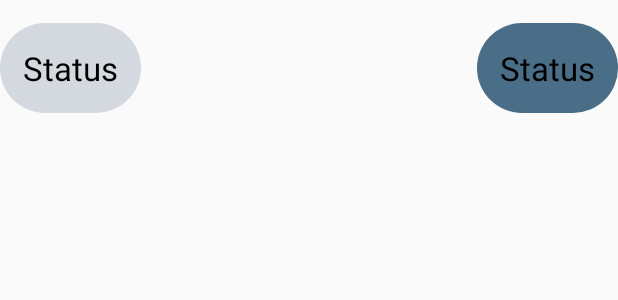
After one commit to itssvkv/Whisper-ChatApp, an Android app: the layout chat_message_recycler.xml on its own in the app's theme, with its tools: preview values and no code run, on a phone screen of 412 x 824 dp. The commit adds this screen. Shown: the top 300 px of the screen. Run offline under Robolectric (Android 15) with nearby library versions, the light colour scheme and no system bars.

Commit message:
some features

```diff
--- a/app/build.gradle.kts
+++ b/app/build.gradle.kts
@@ -72,7 +72,8 @@ dependencies {
     implementation("com.google.dagger:hilt-android:2.48")
     kapt("com.google.dagger:hilt-compiler:2.44")
     implementation("androidx.hilt:hilt-navigation-fragment:1.1.0")
-    kapt("org.jetbrains.kotlinx:kotlinx-metadata-jvm:0.5.0")
+//    kapt ("org.jetbrains.kotlinx:kotlinx-metadata-jvm:0.5.0")
+
 
     //viewModel
     val lifecycle_version = "2.6.2"
--- a/app/src/main/java/com/itssvkv/chatapp/data/local/repository/FirebaseRepository.kt
+++ b/app/src/main/java/com/itssvkv/chatapp/data/local/repository/FirebaseRepository.kt
@@ -1,6 +1,7 @@
 package com.itssvkv.chatapp.data.local.repository
 
 import com.google.android.gms.tasks.Task
+import com.google.firebase.firestore.CollectionReference
 import com.google.firebase.firestore.DocumentReference
 import com.google.firebase.firestore.QuerySnapshot
 
@@ -8,5 +9,10 @@ interface FirebaseRepository {
     suspend fun currentUserId(): String?
     suspend fun currentUserDetails(): DocumentReference
     suspend fun getAllUsersCollectionRef(searchText: String): Task<QuerySnapshot>
+    suspend fun getChatRoomReference(chatRoomId: String): DocumentReference
+
+    suspend fun getChatRoomId(firstUserId: String, secondUserId: String): String
+    suspend fun getChatRoomMessageReference(chatRoomId: String): CollectionReference
+    suspend fun getAllMessageOfTwoUsers(chatRoomId: String):Task<QuerySnapshot>
 
 }
--- a/app/src/main/java/com/itssvkv/chatapp/models/UserDataInfo.kt
+++ b/app/src/main/java/com/itssvkv/chatapp/models/UserDataInfo.kt
@@ -1,6 +1,7 @@
 package com.itssvkv.chatapp.models
 
 import com.google.firebase.Timestamp
+import java.io.Serializable
 
 data class UserDataInfo(
     val name: String = "",
@@ -9,4 +10,4 @@ data class UserDataInfo(
     val timestamp: Timestamp? = null,
     val profilePhoto: String? = "",
     val userId: String = ""
-)
+) : Serializable
--- /dev/null
+++ b/app/src/main/res/drawable/recived_message_shape.xml
@@ -0,0 +1,6 @@
+<?xml version="1.0" encoding="utf-8"?>
+<shape xmlns:android="http://schemas.android.com/apk/res/android">
+
+    <solid android:color="@color/baseColor"/>
+    <corners android:radius="80dp"/>
+</shape>
--- /dev/null
+++ b/app/src/main/res/drawable/sent_message_shape.xml
@@ -0,0 +1,6 @@
+<?xml version="1.0" encoding="utf-8"?>
+<shape xmlns:android="http://schemas.android.com/apk/res/android">
+
+    <solid android:color="@color/onBoardingBtnColor"/>
+    <corners android:radius="80dp"/>
+</shape>
--- /dev/null
+++ b/app/src/main/res/layout/chat_message_recycler.xml
@@ -0,0 +1,40 @@
+<?xml version="1.0" encoding="utf-8"?>
+<androidx.constraintlayout.widget.ConstraintLayout xmlns:android="http://schemas.android.com/apk/res/android"
+    xmlns:app="http://schemas.android.com/apk/res-auto"
+    android:layout_width="match_parent"
+    android:layout_height="wrap_content"
+    xmlns:tools="http://schemas.android.com/tools">
+
+    <TextView
+        android:id="@+id/rightMessage"
+        android:layout_width="wrap_content"
+        android:layout_height="wrap_content"
+        android:layout_marginVertical="15dp"
+        android:background="@drawable/recived_message_shape"
+        android:padding="15dp"
+        android:textColor="@color/black"
+        android:textSize="22sp"
+        app:layout_constraintBottom_toBottomOf="parent"
+        app:layout_constraintEnd_toEndOf="parent"
+        app:layout_constraintHorizontal_bias="0.0"
+        app:layout_constraintStart_toStartOf="parent"
+        app:layout_constraintTop_toTopOf="parent"
+        tools:text="@string/status" />
+
+    <TextView
+        android:id="@+id/leftMessage"
+        android:layout_width="wrap_content"
+        android:layout_height="wrap_content"
+        android:layout_marginVertical="15dp"
+        android:background="@drawable/sent_message_shape"
+        android:padding="15dp"
+        android:textColor="@color/black"
+        android:textSize="22sp"
+        app:layout_constraintBottom_toBottomOf="parent"
+        app:layout_constraintEnd_toEndOf="parent"
+        app:layout_constraintHorizontal_bias="1.0"
+        app:layout_constraintStart_toStartOf="parent"
+        app:layout_constraintTop_toTopOf="parent"
+        tools:text="@string/status" />
+
+</androidx.constraintlayout.widget.ConstraintLayout>
--- a/app/src/main/res/values/themes.xml
+++ b/app/src/main/res/values/themes.xml
@@ -16,6 +16,10 @@
     <style name="circleImg">
         <item name="cornerFamily">rounded</item>
         <item name="cornerSize">35dp</item>
+    </style>
+    <style name="userProfileImg">
+        <item name="cornerFamily">rounded</item>
+        <item name="cornerSize">20dp</item>
     </style>
 
     <style name="AppTheme.NoActionBar" parent="Theme.AppCompat.Light.DarkActionBar">
--- a/build.gradle.kts
+++ b/build.gradle.kts
@@ -1,6 +1,8 @@
 buildscript {
     dependencies {
         classpath("com.google.gms:google-services:4.4.0")
+
+
     }
 }
 // Top-level build file where you can add configuration options common to all sub-projects/modules.
```
Also changed, not shown: app/src/main/java/com/itssvkv/chatapp/bottomsheets/CreateUserBottomSheet.kt (+5 -3 lines), app/src/main/java/com/itssvkv/chatapp/data/local/repository/FirebaseRepositoryImpl.kt (+38 -1 lines), app/src/main/java/com/itssvkv/chatapp/models/ChatMessage.kt (added, +9 -0 lines), app/src/main/java/com/itssvkv/chatapp/models/ChatRoom.kt (added, +10 -0 lines), app/src/main/java/com/itssvkv/chatapp/ui/home/adapters/BaseChatsAdapter.kt (+8 -7 lines), app/src/main/java/com/itssvkv/chatapp/ui/home/adapters/ChatAdapter.kt (added, +37 -0 lines), app/src/main/java/com/itssvkv/chatapp/ui/home/adapters/ChatMessageAdapter.kt (added, +49 -0 lines), app/src/main/java/com/itssvkv/chatapp/ui/home/chats/ChatsFragment.kt (+16 -6 lines), app/src/main/java/com/itssvkv/chatapp/ui/roomchat/RoomChatFragment.kt (+98 -3 lines), app/src/main/java/com/itssvkv/chatapp/ui/roomchat/RoomChatViewModel.kt (added, +103 -0 lines), app/src/main/res/layout/fragment_room_chat.xml (+23 -6 lines), app/src/main/res/navigation/base_nav.xml (+6 -1 lines).
